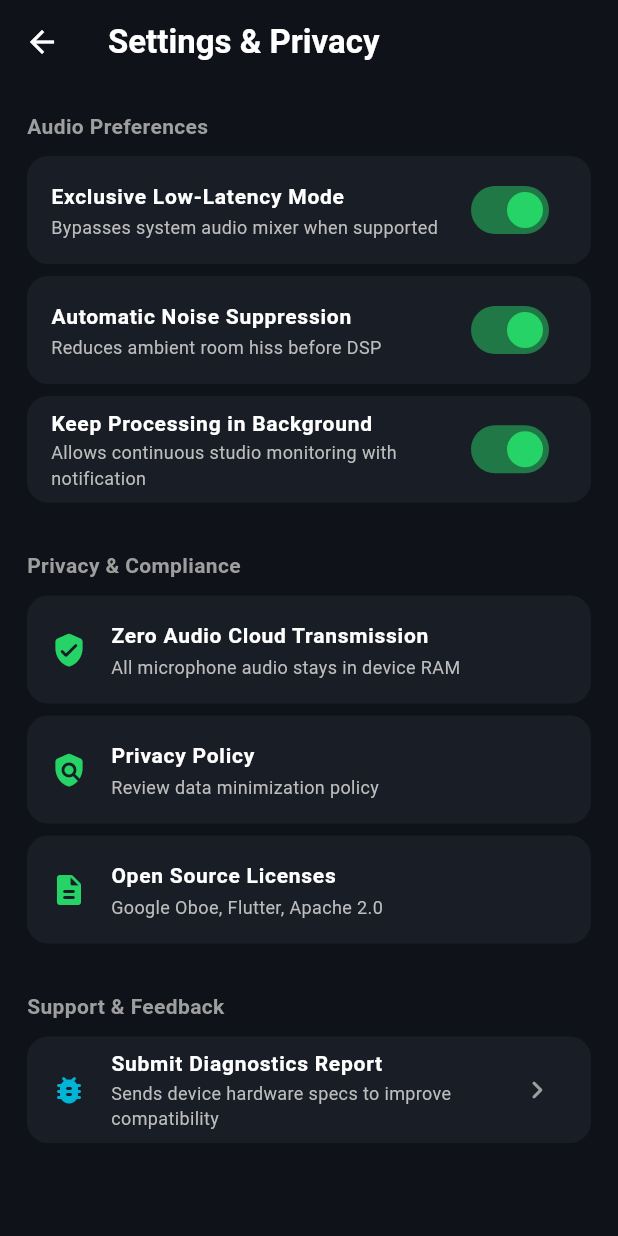
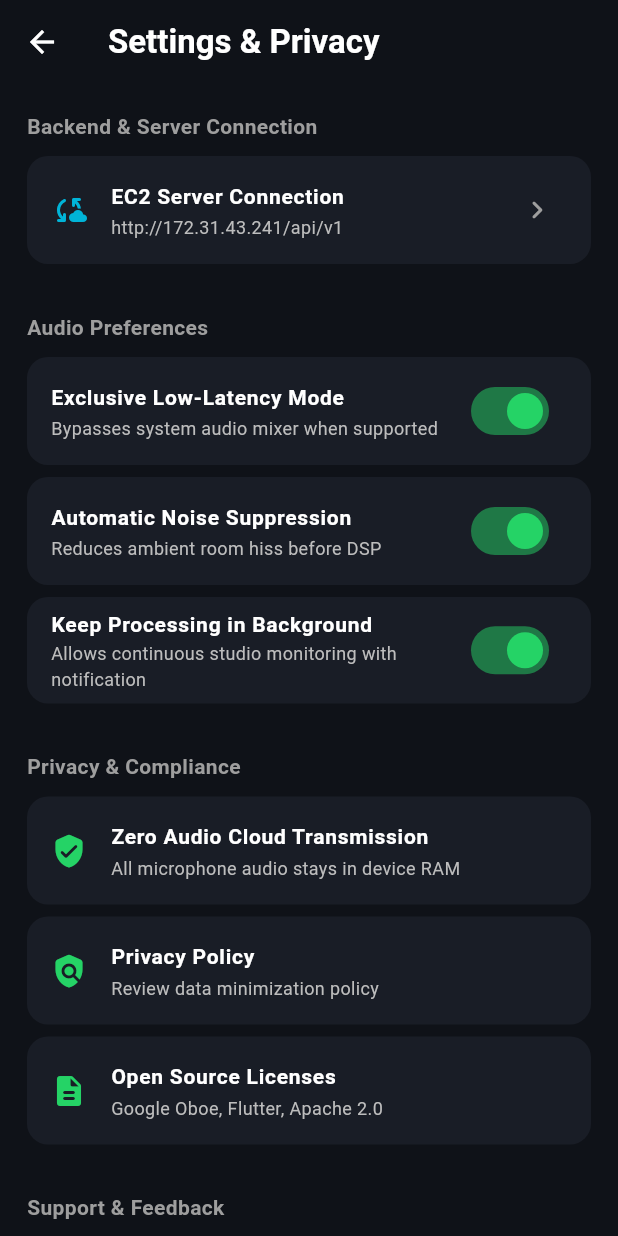
Before and after one commit to karan-kharad/voice_magic, a Flutter app: the screen it shows after launch, after a tap on "SKIP", after a tap on the "settings" icon, on a phone screen of 412 x 824 dp. Run offline on Flutter 3.47's test engine with Material 3 defaults, Android fonts, the phone set to English and light mode, and no system bars; our stand-ins replace flutter_secure_storage, permission_handler, shared_preferences; network calls fail.

Commit message:
ci: keep only android-build workflow and set server IP

```diff
--- a/mobile/lib/src/screens/settings_screen.dart
+++ b/mobile/lib/src/screens/settings_screen.dart
@@ -1,8 +1,79 @@
 import 'package:flutter/material.dart';
 import '../services/api_service.dart';
 
-class SettingsScreen extends StatelessWidget {
+class SettingsScreen extends StatefulWidget {
   const SettingsScreen({super.key});
+
+  @override
+  State<SettingsScreen> createState() => _SettingsScreenState();
+}
+
+class _SettingsScreenState extends State<SettingsScreen> {
+  String _currentServerUrl = 'Loading...';
+
+  @override
+  void initState() {
+    super.initState();
+    _loadCurrentServer();
+  }
+
+  Future<void> _loadCurrentServer() async {
+    final url = await ApiService.instance.getBaseUrl();
+    if (mounted) setState(() => _currentServerUrl = url);
+  }
+
+  void _showServerConfigDialog() {
+    final controller = TextEditingController(text: _currentServerUrl);
+    showDialog(
+      context: context,
+      builder: (ctx) => AlertDialog(
+        backgroundColor: const Color(0xFF191D26),
+        title: const Text('Configure EC2 Server URL', style: TextStyle(color: Colors.white, fontSize: 18)),
+        content: Column(
+          mainAxisSize: MainAxisSize.min,
+          crossAxisAlignment: CrossAxisAlignment.start,
+          children: [
+            const Text(
+              'Enter your AWS EC2 Public IP or Domain:',
+              style: TextStyle(color: Colors.white70, fontSize: 13),
+            ),
+            const SizedBox(height: 12),
+            TextField(
+              controller: controller,
+              style: const TextStyle(color: Colors.white),
+              decoration: InputDecoration(
+                hintText: 'e.g. 13.233.xx.xx or http://ip',
+                hintStyle: TextStyle(color: Colors.grey.shade600),
+                filled: true,
+                fillColor: Colors.black26,
+                border: OutlineInputBorder(borderRadius: BorderRadius.circular(10)),
+              ),
+            ),
+          ],
+        ),
+        actions: [
+          TextButton(
+            onPressed: () => Navigator.pop(ctx),
+            child: const Text('CANCEL', style: TextStyle(color: Colors.grey)),
+          ),
+          ElevatedButton(
+            style: ElevatedButton.styleFrom(
+              backgroundColor: const Color(0xFF25D366),
+              foregroundColor: Colors.black,
+            ),
+            onPressed: () async {
+              if (controller.text.isNotEmpty) {
+                await ApiService.instance.setCustomBaseUrl(controller.text);
+                await _loadCurrentServer();
+              }
+              if (mounted) Navigator.pop(ctx);
+            },
+            child: const Text('SAVE'),
+          ),
+        ],
+      ),
+    );
+  }
 
   @override
   Widget build(BuildContext context) {
@@ -15,6 +86,18 @@ class SettingsScreen extends StatelessWidget {
       body: ListView(
         padding: const EdgeInsets.all(18),
         children: [
+          const Text('Backend & Server Connection',
+              style: TextStyle(fontSize: 14, fontWeight: FontWeight.bold, color: Colors.grey)),
+          const SizedBox(height: 10),
+          _buildActionTile(
+            context,
+            'EC2 Server Connection',
+            _currentServerUrl,
+            Icons.cloud_sync_rounded,
+            onTap: _showServerConfigDialog,
+          ),
+
+          const SizedBox(height: 24),
           const Text('Audio Preferences',
               style: TextStyle(fontSize: 14, fontWeight: FontWeight.bold, color: Colors.grey)),
           const SizedBox(height: 10),
@@ -34,7 +117,17 @@ class SettingsScreen extends StatelessWidget {
           const Text('Support & Feedback',
               style: TextStyle(fontSize: 14, fontWeight: FontWeight.bold, color: Colors.grey)),
           const SizedBox(height: 10),
-          _buildActionTile(context, 'Submit Diagnostics Report', 'Sends device hardware specs to improve compatibility', Icons.bug_report_rounded),
+          _buildActionTile(
+            context,
+            'Submit Diagnostics Report',
+            'Sends device hardware specs to improve compatibility',
+            Icons.bug_report_rounded,
+            onTap: () {
+              ScaffoldMessenger.of(context).showSnackBar(
+                const SnackBar(content: Text('Diagnostics report submitted to backend.')),
+              );
+            },
+          ),
         ],
       ),
     );
@@ -72,7 +165,7 @@ class SettingsScreen extends StatelessWidget {
     );
   }
 
-  Widget _buildActionTile(BuildContext context, String title, String subtitle, IconData icon) {
+  Widget _buildActionTile(BuildContext context, String title, String subtitle, IconData icon, {VoidCallback? onTap}) {
     return Container(
       margin: const EdgeInsets.only(bottom: 8),
       decoration: BoxDecoration(
@@ -84,11 +177,7 @@ class SettingsScreen extends StatelessWidget {
         title: Text(title, style: const TextStyle(fontSize: 14, fontWeight: FontWeight.w600, color: Colors.white)),
         subtitle: Text(subtitle, style: TextStyle(fontSize: 12, color: Colors.grey.shade400)),
         trailing: const Icon(Icons.chevron_right_rounded, color: Colors.grey),
-        onTap: () {
-          ScaffoldMessenger.of(context).showSnackBar(
-            const SnackBar(content: Text('Diagnostics report submitted to backend.')),
-          );
-        },
+        onTap: onTap,
       ),
     );
   }
--- a/mobile/lib/src/services/api_service.dart
+++ b/mobile/lib/src/services/api_service.dart
@@ -1,13 +1,43 @@
 import 'dart:convert';
 import 'package:http/http.dart' as http;
 import 'package:flutter_secure_storage/flutter_secure_storage.dart';
+import 'package:shared_preferences/shared_preferences.dart';
 
 class ApiService {
-  static const String baseUrl = 'https://api.voicechanger.internal/api/v1';
+  static const String _envUrl = String.fromEnvironment(
+    'API_URL',
+    defaultValue: 'http://172.31.43.241/api/v1',
+  );
+
   static final ApiService instance = ApiService._();
   ApiService._();
 
   final FlutterSecureStorage _storage = const FlutterSecureStorage();
+  String? _customBaseUrl;
+
+  Future<String> getBaseUrl() async {
+    if (_customBaseUrl != null) return _customBaseUrl!;
+    try {
+      final prefs = await SharedPreferences.getInstance();
+      _customBaseUrl = prefs.getString('custom_server_url') ?? _envUrl;
+    } catch (_) {
+      _customBaseUrl = _envUrl;
+    }
+    return _customBaseUrl!;
+  }
+
+  Future<void> setCustomBaseUrl(String url) async {
+    String formatted = url.trim();
+    if (!formatted.startsWith('http://') && !formatted.startsWith('https://')) {
+      formatted = 'http://$formatted';
+    }
+    if (!formatted.endsWith('/api/v1') && !formatted.endsWith('/api/v1/')) {
+      formatted = formatted.endsWith('/') ? '${formatted}api/v1' : '$formatted/api/v1';
+    }
+    _customBaseUrl = formatted;
+    final prefs = await SharedPreferences.getInstance();
+    await prefs.setString('custom_server_url', formatted);
+  }
 
   Future<void> saveTokens(String access, String refresh) async {
     await _storage.write(key: 'jwt_access', value: access);
@@ -27,7 +57,8 @@ class ApiService {
     required String deviceModel,
   }) async {
     try {
-      final uri = Uri.parse('$baseUrl/compatibility/check/?android_sdk=$androidSdk&device_model=$deviceModel');
+      final base = await getBaseUrl();
+      final uri = Uri.parse('$base/compatibility/check/?android_sdk=$androidSdk&device_model=$deviceModel');
       final res = await http.get(uri).timeout(const Duration(seconds: 4));
       if (res.statusCode == 200) {
         final decoded = jsonDecode(res.body);
@@ -49,7 +80,8 @@ class ApiService {
 
   Future<Map<String, dynamic>> getSubscriptionPlans() async {
     try {
-      final uri = Uri.parse('$baseUrl/subscriptions/plans/');
+      final base = await getBaseUrl();
+      final uri = Uri.parse('$base/subscriptions/plans/');
       final res = await http.get(uri).timeout(const Duration(seconds: 4));
       if (res.statusCode == 200) {
         final decoded = jsonDecode(res.body);
@@ -80,7 +112,8 @@ class ApiService {
     required Map<String, dynamic> deviceMetadata,
   }) async {
     try {
-      final uri = Uri.parse('$baseUrl/support/tickets/');
+      final base = await getBaseUrl();
+      final uri = Uri.parse('$base/support/tickets/');
       final token = await getAccessToken();
       final headers = {
         'Content-Type': 'application/json',
```
Also changed, not shown: 4 other files.
